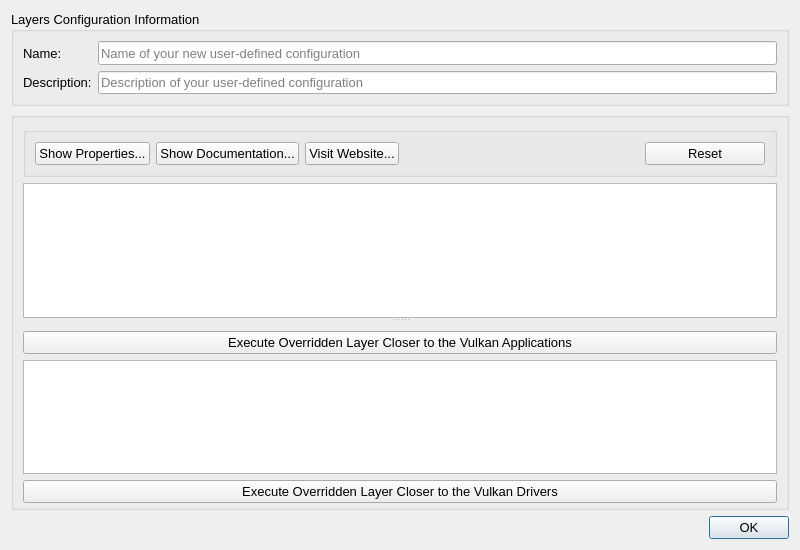
Old version of the form vkconfig/dialog_layers.ui in the repository LunarG/VulkanTools.
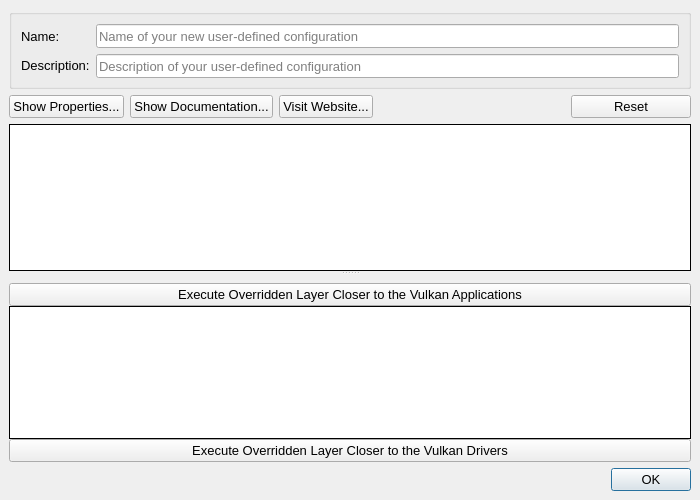
New version of the form.

Commit message: vkconfig: Refinement of the layers window UI design

Diff of the .ui file:
```diff
--- a/vkconfig/dialog_layers.ui
+++ b/vkconfig/dialog_layers.ui
@@ -6,14 +6,14 @@
    <rect>
     <x>0</x>
     <y>0</y>
-    <width>800</width>
-    <height>550</height>
+    <width>700</width>
+    <height>500</height>
    </rect>
   </property>
   <property name="minimumSize">
    <size>
-    <width>800</width>
-    <height>550</height>
+    <width>700</width>
+    <height>500</height>
    </size>
   </property>
   <property name="maximumSize">
@@ -24,8 +24,8 @@
   </property>
   <property name="baseSize">
    <size>
-    <width>800</width>
-    <height>600</height>
+    <width>0</width>
+    <height>0</height>
    </size>
   </property>
   <property name="font">
@@ -37,21 +37,23 @@
   <property name="windowTitle">
    <string>Edit Vulkan Layers</string>
   </property>
-  <layout class="QGridLayout" name="gridLayout_2">
-   <item row="2" column="1" colspan="2">
-    <widget class="QDialogButtonBox" name="buttonBox">
-     <property name="orientation">
-      <enum>Qt::Horizontal</enum>
-     </property>
-     <property name="standardButtons">
-      <set>QDialogButtonBox::Ok</set>
-     </property>
-    </widget>
-   </item>
-   <item row="0" column="0" colspan="3">
+  <layout class="QVBoxLayout" name="verticalLayout_3">
+   <property name="leftMargin">
+    <number>9</number>
+   </property>
+   <property name="topMargin">
+    <number>9</number>
+   </property>
+   <property name="rightMargin">
+    <number>9</number>
+   </property>
+   <property name="bottomMargin">
+    <number>9</number>
+   </property>
+   <item>
     <widget class="QGroupBox" name="groupBox">
      <property name="sizePolicy">
-      <sizepolicy hsizetype="Preferred" vsizetype="Preferred">
+      <sizepolicy hsizetype="Preferred" vsizetype="Minimum">
        <horstretch>0</horstretch>
        <verstretch>0</verstretch>
       </sizepolicy>
@@ -59,13 +61,13 @@
      <property name="minimumSize">
       <size>
        <width>250</width>
-       <height>88</height>
+       <height>80</height>
       </size>
      </property>
      <property name="maximumSize">
       <size>
        <width>16777215</width>
-       <height>1000</height>
+       <height>80</height>
       </size>
      </property>
      <property name="sizeIncrement">
@@ -75,16 +77,9 @@
       </size>
      </property>
      <property name="title">
-      <string>Layers Configuration Information</string>
+      <string/>
      </property>
      <layout class="QGridLayout" name="gridLayout_4">
-      <item row="0" column="0">
-       <widget class="QLabel" name="label">
-        <property name="text">
-         <string>Name:</string>
-        </property>
-       </widget>
-      </item>
       <item row="1" column="0">
        <widget class="QLabel" name="label_2">
         <property name="text">
@@ -94,6 +89,12 @@
       </item>
       <item row="1" column="1">
        <widget class="QLineEdit" name="lineEditDescription">
+        <property name="minimumSize">
+         <size>
+          <width>0</width>
+          <height>24</height>
+         </size>
+        </property>
         <property name="placeholderText">
          <string>Description of your user-defined configuration</string>
         </property>
@@ -115,83 +116,52 @@
         </property>
        </widget>
       </item>
-     </layout>
-    </widget>
-   </item>
-   <item row="1" column="0" colspan="3">
-    <widget class="QGroupBox" name="groupBox_3">
-     <property name="sizePolicy">
-      <sizepolicy hsizetype="Preferred" vsizetype="Preferred">
-       <horstretch>0</horstretch>
-       <verstretch>2</verstretch>
-      </sizepolicy>
-     </property>
-     <property name="minimumSize">
-      <size>
-       <width>0</width>
-       <height>240</height>
-      </size>
-     </property>
-     <property name="sizeIncrement">
-      <size>
-       <width>0</width>
-       <height>3</height>
-      </size>
-     </property>
-     <property name="baseSize">
-      <size>
-       <width>0</width>
-       <height>240</height>
-      </size>
-     </property>
-     <property name="title">
-      <string/>
-     </property>
-     <layout class="QGridLayout" name="gridLayout">
-      <item row="1" column="0">
-       <widget class="QGroupBox" name="gridGroupBox">
-        <layout class="QGridLayout" name="gridLayout_3">
-         <item row="0" column="2">
-          <widget class="QPushButton" name="button_website">
-           <property name="text">
-            <string>Visit Website...</string>
-           </property>
-          </widget>
-         </item>
          <item row="0" column="0">
+       <widget class="QLabel" name="label">
+        <property name="text">
+         <string>Name:</string>
+        </property>
+       </widget>
+      </item>
+     </layout>
+    </widget>
+   </item>
+   <item>
+    <layout class="QHBoxLayout" name="horizontalLayout">
+     <property name="leftMargin">
+      <number>0</number>
+     </property>
+     <property name="topMargin">
+      <number>0</number>
+     </property>
+     <property name="rightMargin">
+      <number>0</number>
+     </property>
+     <property name="bottomMargin">
+      <number>0</number>
+     </property>
+     <item>
           <widget class="QPushButton" name="button_properties">
            <property name="text">
             <string>Show Properties...</string>
            </property>
           </widget>
          </item>
-         <item row="0" column="5">
-          <widget class="QPushButton" name="button_reset">
-           <property name="minimumSize">
-            <size>
-             <width>120</width>
-             <height>0</height>
-            </size>
-           </property>
-           <property name="maximumSize">
-            <size>
-             <width>1000</width>
-             <height>16777215</height>
-            </size>
-           </property>
-           <property name="text">
-            <string>Reset</string>
-           </property>
-          </widget>
-         </item>
-         <item row="0" column="1">
+     <item>
           <widget class="QPushButton" name="button_doc">
            <property name="text">
             <string>Show Documentation...</string>
            </property>
           </widget>
          </item>
-         <item row="0" column="4">
+     <item>
+      <widget class="QPushButton" name="button_website">
+       <property name="text">
+        <string>Visit Website...</string>
+       </property>
+      </widget>
+     </item>
+     <item>
           <spacer name="horizontalSpacer">
            <property name="orientation">
             <enum>Qt::Horizontal</enum>
@@ -204,10 +174,28 @@
            </property>
           </spacer>
          </item>
-        </layout>
-       </widget>
-      </item>
-      <item row="2" column="0">
+     <item>
+      <widget class="QPushButton" name="button_reset">
+       <property name="minimumSize">
+        <size>
+         <width>120</width>
+         <height>0</height>
+        </size>
+       </property>
+       <property name="maximumSize">
+        <size>
+         <width>1000</width>
+         <height>16777215</height>
+        </size>
+       </property>
+       <property name="text">
+        <string>Reset</string>
+       </property>
+      </widget>
+     </item>
+    </layout>
+   </item>
+   <item>
        <widget class="QSplitter" name="splitter">
         <property name="sizePolicy">
          <sizepolicy hsizetype="Preferred" vsizetype="Expanding">
@@ -218,30 +206,36 @@
         <property name="minimumSize">
          <size>
           <width>0</width>
-          <height>320</height>
+       <height>0</height>
          </size>
         </property>
         <property name="baseSize">
          <size>
           <width>0</width>
-          <height>320</height>
-         </size>
-        </property>
+       <height>0</height>
+      </size>
+     </property>
+     <property name="frameShape">
+      <enum>QFrame::NoFrame</enum>
+     </property>
         <property name="frameShadow">
          <enum>QFrame::Plain</enum>
         </property>
         <property name="lineWidth">
-         <number>1</number>
+      <number>0</number>
         </property>
         <property name="orientation">
          <enum>Qt::Vertical</enum>
         </property>
+     <property name="handleWidth">
+      <number>3</number>
+     </property>
         <property name="childrenCollapsible">
          <bool>false</bool>
         </property>
         <widget class="QTreeWidget" name="layerTree">
          <property name="sizePolicy">
-          <sizepolicy hsizetype="Expanding" vsizetype="Preferred">
+       <sizepolicy hsizetype="Expanding" vsizetype="Expanding">
            <horstretch>0</horstretch>
            <verstretch>0</verstretch>
           </sizepolicy>
@@ -253,10 +247,10 @@
           </font>
          </property>
          <property name="frameShape">
-          <enum>QFrame::StyledPanel</enum>
+       <enum>QFrame::Box</enum>
          </property>
          <property name="frameShadow">
-          <enum>QFrame::Sunken</enum>
+       <enum>QFrame::Plain</enum>
          </property>
          <property name="showDropIndicator" stdset="0">
           <bool>false</bool>
@@ -277,7 +271,10 @@
           <bool>true</bool>
          </property>
          <attribute name="headerMinimumSectionSize">
-          <number>50</number>
+       <number>0</number>
+      </attribute>
+      <attribute name="headerDefaultSectionSize">
+       <number>0</number>
          </attribute>
          <column>
           <property name="text">
@@ -286,7 +283,28 @@
          </column>
         </widget>
         <widget class="QWidget" name="widgetContainer" native="true">
+      <property name="sizePolicy">
+       <sizepolicy hsizetype="Expanding" vsizetype="Expanding">
+        <horstretch>0</horstretch>
+        <verstretch>0</verstretch>
+       </sizepolicy>
+      </property>
+      <property name="minimumSize">
+       <size>
+        <width>0</width>
+        <height>0</height>
+       </size>
+      </property>
+      <property name="baseSize">
+       <size>
+        <width>0</width>
+        <height>0</height>
+       </size>
+      </property>
          <layout class="QVBoxLayout" name="verticalLayout">
+       <property name="spacing">
+        <number>0</number>
+       </property>
           <property name="leftMargin">
            <number>0</number>
           </property>
@@ -311,13 +329,13 @@
             <property name="minimumSize">
              <size>
               <width>0</width>
-              <height>60</height>
+           <height>0</height>
              </size>
             </property>
             <property name="baseSize">
              <size>
               <width>0</width>
-              <height>40</height>
+           <height>0</height>
              </size>
             </property>
             <property name="font">
@@ -329,6 +347,12 @@
             <property name="toolTip">
              <string>Overridden layers ordering requires multiple layers</string>
             </property>
+         <property name="frameShape">
+          <enum>QFrame::Box</enum>
+         </property>
+         <property name="frameShadow">
+          <enum>QFrame::Plain</enum>
+         </property>
             <attribute name="headerVisible">
              <bool>false</bool>
             </attribute>
@@ -350,7 +374,20 @@
         </widget>
        </widget>
       </item>
-     </layout>
+   <item>
+    <widget class="QDialogButtonBox" name="buttonBox">
+     <property name="sizePolicy">
+      <sizepolicy hsizetype="Expanding" vsizetype="MinimumExpanding">
+       <horstretch>0</horstretch>
+       <verstretch>0</verstretch>
+      </sizepolicy>
+     </property>
+     <property name="orientation">
+      <enum>Qt::Horizontal</enum>
+     </property>
+     <property name="standardButtons">
+      <set>QDialogButtonBox::Ok</set>
+     </property>
     </widget>
    </item>
   </layout>
```
Lines whose indentation alone changed are shown as unchanged. The commit also changes 1 other file.
